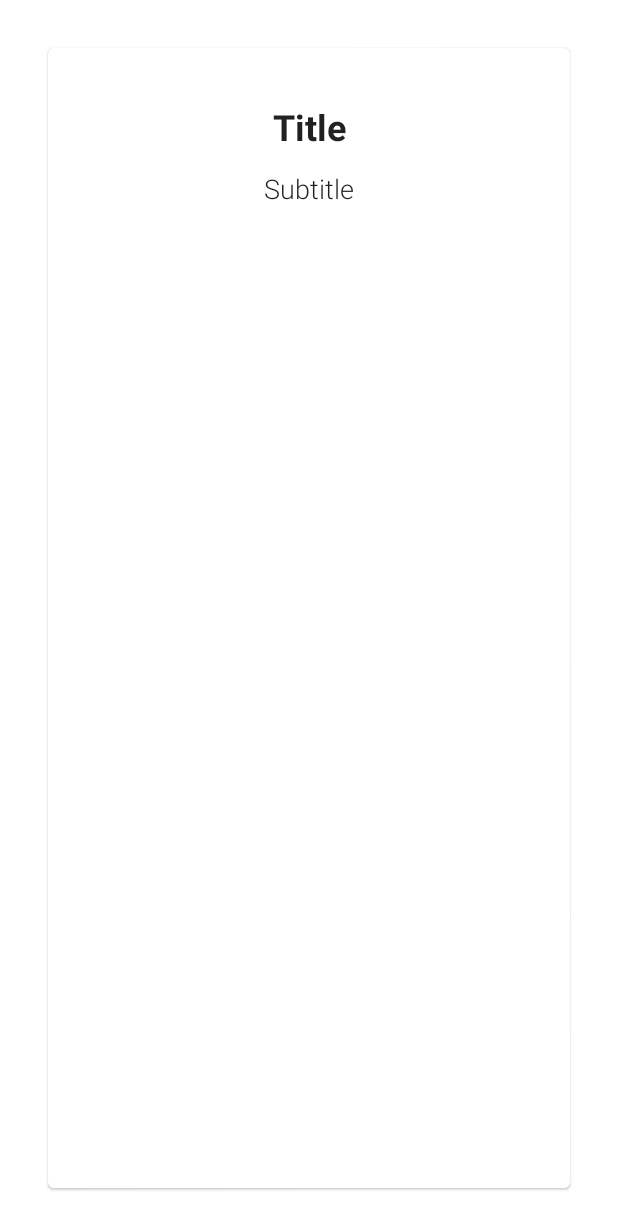
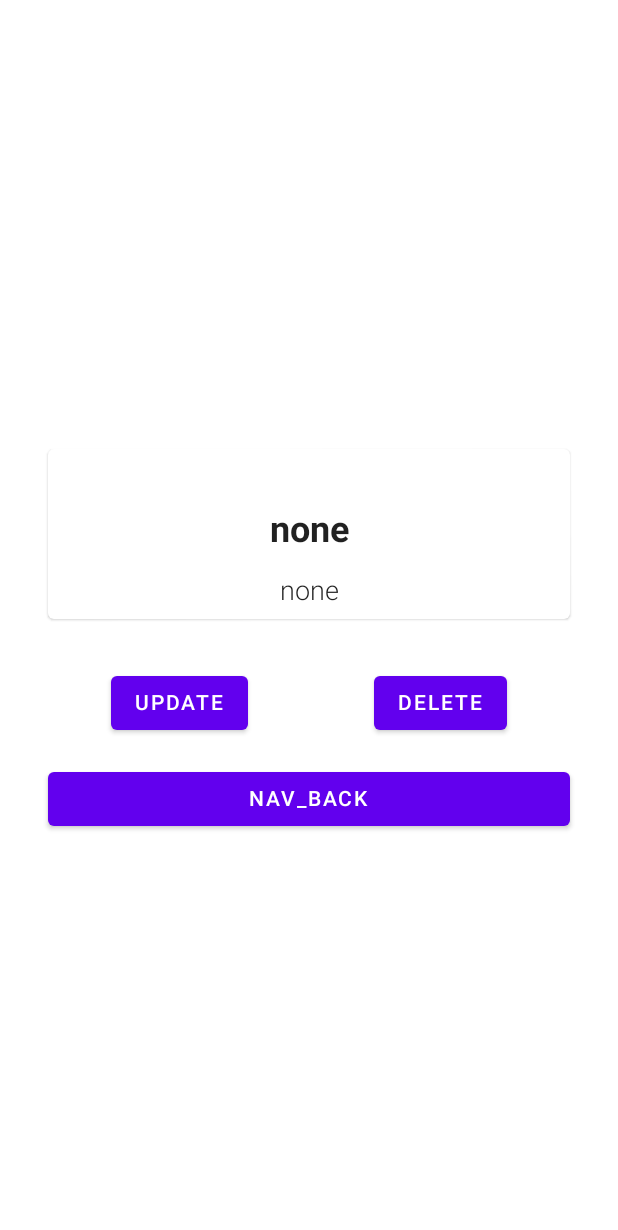
Before and after one commit to PodushkaPIR/YouCanApp, an Android app built with Jetpack Compose: the @Preview function PrevAddScreen, on a phone screen of 412 x 824 dp. Shown: the top 1230 px of the screen. Run offline under Robolectric (Android 15) with nearby library versions, the phone set to English and light mode, and no system bars; our stand-ins replace Room's generated code, livedata-compose.

Commit message:
another one

```diff
--- a/app/src/main/java/com/example/youcan/database/room/AppRoomDatabase.kt
+++ b/app/src/main/java/com/example/youcan/database/room/AppRoomDatabase.kt
@@ -6,6 +6,7 @@ import androidx.room.Room
 import androidx.room.RoomDatabase
 import com.example.youcan.database.room.dao.NoteRoomDao
 import com.example.youcan.model.Note
+import com.example.youcan.utils.Constants.Keys.NOTES_DATABASE
 
 @Database(entities = [Note::class], version = 1)
 abstract class AppRoomDatabase : RoomDatabase() {
@@ -21,7 +22,7 @@ abstract class AppRoomDatabase : RoomDatabase() {
                 INSTANCE = Room.databaseBuilder(
                     context,
                     AppRoomDatabase::class.java,
-                    "notes_database"
+                    NOTES_DATABASE
                 ).build()
                 INSTANCE as AppRoomDatabase
             } else INSTANCE as AppRoomDatabase
--- a/app/src/main/java/com/example/youcan/model/Note.kt
+++ b/app/src/main/java/com/example/youcan/model/Note.kt
@@ -3,8 +3,9 @@ package com.example.youcan.model
 import androidx.room.ColumnInfo
 import androidx.room.Entity
 import androidx.room.PrimaryKey
+import com.example.youcan.utils.Constants.Keys.NOTES_TABLE
 
-@Entity(tableName = "notes_table")
+@Entity(tableName = NOTES_TABLE)
 data class Note(
     @PrimaryKey(autoGenerate = true)
     val id: Int = 0,
--- a/app/src/main/java/com/example/youcan/screens/Add.kt
+++ b/app/src/main/java/com/example/youcan/screens/Add.kt
@@ -24,6 +24,7 @@ import com.example.youcan.MainViewModelFactory
 import com.example.youcan.model.Note
 import com.example.youcan.navigation.NavRoute
 import com.example.youcan.ui.theme.YouCanTheme
+import com.example.youcan.utils.Constants
 import androidx.compose.material.Text as Text
 
 @Composable
@@ -38,7 +39,7 @@ fun AddScreen(navController: NavHostController, viewModel: MainViewModel) {
             verticalArrangement = Arrangement.Center
         ) {
             Text(
-                text = "Add new note",
+                text = Constants.Keys.ADD_NEW_NOTE,
                 fontSize = 18.sp,
                 fontWeight = FontWeight.Bold,
                 modifier = Modifier.padding(vertical = 8.dp)
@@ -50,7 +51,7 @@ fun AddScreen(navController: NavHostController, viewModel: MainViewModel) {
                     title = it
                     isButtonEnabled = title.isNotEmpty() && subtitle.isNotEmpty()
                 },
-                label = { Text(text = "Note title") },
+                label = { Text(text = Constants.Keys.NOTE_TITLE) },
                 isError = title.isEmpty()
             )
             OutlinedTextField(
@@ -59,7 +60,7 @@ fun AddScreen(navController: NavHostController, viewModel: MainViewModel) {
                     subtitle = it
                     isButtonEnabled = title.isNotEmpty() && subtitle.isNotEmpty()
                     },
-                label = { Text(text = "Note title") },
+                label = { Text(text = Constants.Keys.NOTE_SUBTITLE) },
                 isError = subtitle.isEmpty()
             )
 
@@ -72,7 +73,7 @@ fun AddScreen(navController: NavHostController, viewModel: MainViewModel) {
                     }
                 }
             ) {
-                Text(text = "Add note")
+                Text(text = Constants.Keys.ADD_NOTE)
             }
         }
     }
@@ -85,6 +86,10 @@ fun PrevAddScreen(){
         val context = LocalContext.current
         val mViewModel: MainViewModel =
             viewModel(factory = MainViewModelFactory(context.applicationContext as Application))
-        NoteScreen(navController = rememberNavController(), viewModel = mViewModel)
+        NoteScreen(
+            navController = rememberNavController(),
+            viewModel = mViewModel,
+            noteId = "1"
+        )
     }
 }
--- a/app/src/main/java/com/example/youcan/screens/Main.kt
+++ b/app/src/main/java/com/example/youcan/screens/Main.kt
@@ -61,7 +61,7 @@ fun NoteItem (note: Note, navController: NavHostController){
             .fillMaxWidth()
             .padding(vertical = 8.dp, horizontal = 24.dp)
             .clickable {
-                navController.navigate(NavRoute.Note.route)
+                navController.navigate(NavRoute.Note.route + "/${note.id}")
             },
         elevation = 6.dp
     ){
--- a/app/src/main/java/com/example/youcan/screens/Note.kt
+++ b/app/src/main/java/com/example/youcan/screens/Note.kt
@@ -2,10 +2,10 @@ package com.example.youcan.screens
 
 import android.app.Application
 import androidx.compose.foundation.layout.*
-import androidx.compose.material.Card
-import androidx.compose.material.Scaffold
-import androidx.compose.material.Text
-import androidx.compose.runtime.Composable
+import androidx.compose.foundation.shape.RoundedCornerShape
+import androidx.compose.material.*
+import androidx.compose.runtime.*
+import androidx.compose.runtime.livedata.observeAsState
 import androidx.compose.ui.Alignment
 import androidx.compose.ui.Modifier
 import androidx.compose.ui.platform.LocalContext
@@ -18,10 +18,67 @@ import androidx.navigation.NavHostController
 import androidx.navigation.compose.rememberNavController
 import com.example.youcan.MainViewModel
 import com.example.youcan.MainViewModelFactory
+import com.example.youcan.model.Note
+import com.example.youcan.navigation.NavRoute
 import com.example.youcan.ui.theme.YouCanTheme
+import com.example.youcan.utils.Constants
+import kotlinx.coroutines.launch
 
+@OptIn(ExperimentalMaterialApi::class)
 @Composable
-fun NoteScreen(navController: NavHostController, viewModel: MainViewModel) {
+fun NoteScreen(navController: NavHostController, viewModel: MainViewModel, noteId: String?) {
+    val notes = viewModel.readAllNotes().observeAsState(listOf()).value
+    val note = notes.firstOrNull { it.id == noteId?.toInt()} ?: Note(title = Constants.Keys.NONE, subtitle = Constants.Keys.NONE)
+    val bottomSheetState = rememberModalBottomSheetState(initialValue = ModalBottomSheetValue.Hidden)
+    val coroutineScope = rememberCoroutineScope()
+    var title by remember { mutableStateOf(Constants.Keys.EMPTY) }
+    var subtitle by remember { mutableStateOf(Constants.Keys.EMPTY) }
+
+    ModalBottomSheetLayout(
+        sheetState = bottomSheetState,
+        sheetElevation = 5.dp,
+        sheetShape = RoundedCornerShape(topStart = 30.dp, topEnd = 30.dp),
+        sheetContent = {
+            Surface {
+                Column(
+                    modifier = Modifier
+                        .fillMaxWidth()
+                        .padding(all = 32.dp)
+                ) {
+                    Text(
+                        text = Constants.Keys.EDIT_NOTE,
+                        fontSize = 18.sp,
+                        fontWeight = FontWeight.Bold,
+                        modifier = Modifier.padding(vertical = 8.dp)
+                    )
+                    OutlinedTextField(
+                        value = title,
+                        onValueChange = { title = it },
+                        label = { Text(text = Constants.Keys.TITLE)},
+                        isError = title.isEmpty()
+                    )
+                    OutlinedTextField(
+                        value = subtitle,
+                        onValueChange = { subtitle = it },
+                        label = { Text(text = Constants.Keys.SUBTITLE)},
+                        isError = subtitle.isEmpty()
+                    )
+                    Button(
+                        modifier = Modifier.padding(top = 16.dp),
+                        onClick = {
+                            viewModel.updateNote(note =
+                            Note(id = note.id, title = title, subtitle = subtitle)
+                            ){
+                                navController.navigate(NavRoute.Main.route)
+                            }
+                        }
+                    ) {
+                        Text(text = Constants.Keys.UPDATE_NOTE)
+                    }
+                }
+            }
+        }
+    ) {
         Scaffold(
             modifier = Modifier.fillMaxWidth()
         ) {
@@ -32,7 +89,7 @@ fun NoteScreen(navController: NavHostController, viewModel: MainViewModel) {
             ){
                 Card(
                     modifier = Modifier
-                    .fillMaxSize()
+                        .fillMaxWidth()
                         .padding(32.dp)
                 ) {
                     Column(
@@ -40,18 +97,58 @@ fun NoteScreen(navController: NavHostController, viewModel: MainViewModel) {
                         horizontalAlignment = Alignment.CenterHorizontally,
                     ) {
                         Text(
-                        text = "Title",
+                            text = note.title,
                             fontSize = 24.sp,
                             fontWeight = FontWeight.Bold,
                             modifier = Modifier.padding(top = 32.dp)
 
                         )
                         Text(
-                        text = "Subtitle",
+                            text = note.subtitle,
                             fontSize = 18.sp,
                             fontWeight = FontWeight.Light,
                             modifier = Modifier.padding(top = 16.dp)
                         )
+                    }
+                }
+
+                Row(
+                    modifier = Modifier
+                        .padding(horizontal = 32.dp)
+                        .fillMaxWidth(),
+                    verticalAlignment = Alignment.CenterVertically,
+                    horizontalArrangement = Arrangement.SpaceAround
+                ) {
+
+                    Button(
+                        onClick = {
+                            coroutineScope.launch {
+                                title = note.title
+                                subtitle = note.subtitle
+                                bottomSheetState.show()
+                            }
+                        }) {
+                            Text(text = Constants.Keys.UPDATE)
+                        }
+
+                    Button(
+                        onClick = {
+                            viewModel.deleteNote(note = note){
+                                navController.navigate(NavRoute.Main.route)
+                            }
+                        }) {
+                            Text(text = Constants.Keys.DELETE)
+                        }
+                }
+                Button(
+                    modifier = Modifier
+                        .padding(top = 16.dp)
+                        .padding(horizontal = 32.dp)
+                        .fillMaxWidth(),
+                    onClick = {
+                        navController.navigate(NavRoute.Main.route)
+                    }) {
+                    Text(text = Constants.Keys.NAV_BACK)
                 }
             }
         }
@@ -65,6 +162,10 @@ fun PrevNoteScreen(){
         val context = LocalContext.current
         val mViewModel: MainViewModel =
             viewModel(factory = MainViewModelFactory(context.applicationContext as Application))
-        NoteScreen(navController = rememberNavController(), viewModel = mViewModel)
+        NoteScreen(
+            navController = rememberNavController(),
+            viewModel = mViewModel,
+            noteId = "1"
+        )
     }
 }
```
Also changed, not shown: app/src/main/java/com/example/youcan/MainViewModel.kt (+20 -0 lines), app/src/main/java/com/example/youcan/navigation/AppNavHost.kt (+8 -5 lines), app/src/main/java/com/example/youcan/screens/Start.kt (+4 -3 lines), app/src/main/java/com/example/youcan/utils/Constants.kt (+30 -0 lines). Lines whose indentation alone changed are shown as unchanged.
